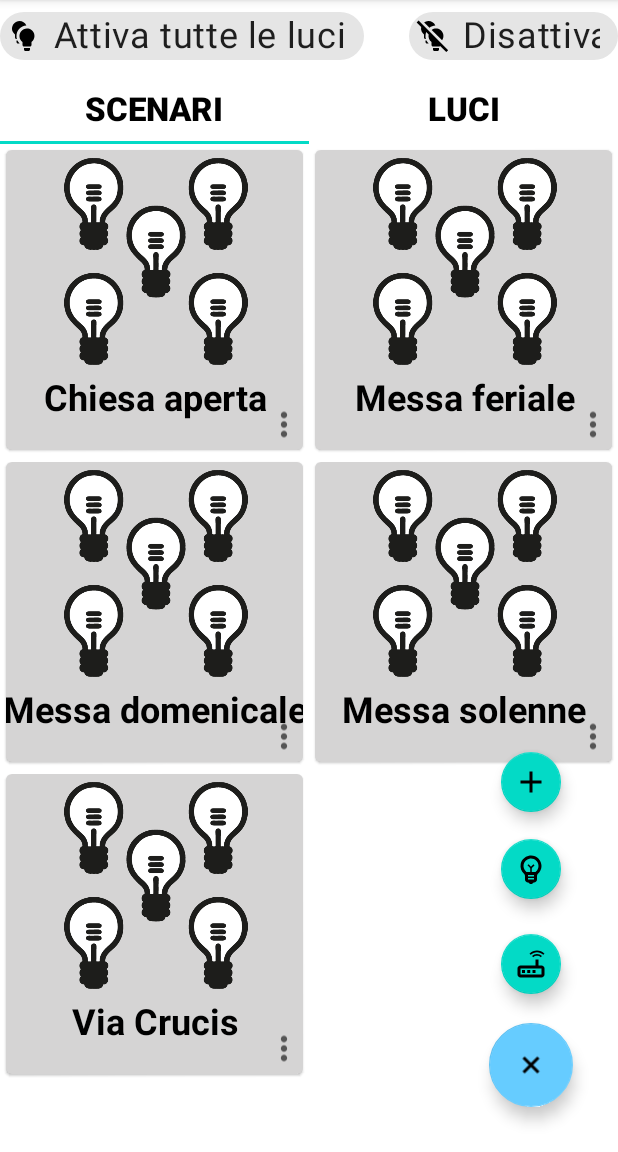
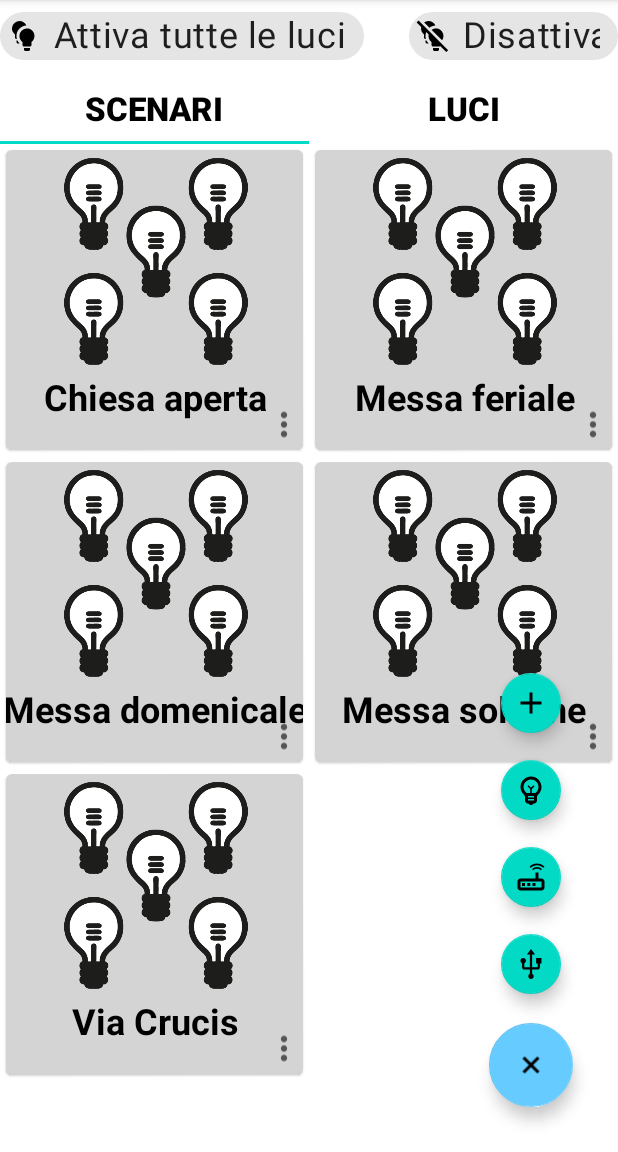
Before and after one commit to simonebenzi/ChiesaGaggiola, an Android app: the screen it shows after launch (MainActivity), after a tap on "Floating button", on a phone screen of 412 x 824 dp, the part 84-1236 px from its top. Run offline under Robolectric (Android 15) with nearby library versions, the phone set to English and light mode, and no system bars; our stand-ins replace Volley; libraries missing offline, so code that uses them is left out: com.felhr.usbserial; 1 statement that could not run was skipped.

Commit message:
Aggiunta apertura/chiusura di un singolo circuito luce attraverso seriale

```diff
--- a/AppChiesa/app/build.gradle
+++ b/AppChiesa/app/build.gradle
@@ -35,6 +35,7 @@ dependencies {
     implementation 'androidx.constraintlayout:constraintlayout:2.1.0'
     implementation 'com.android.volley:volley:1.2.0'
     implementation 'com.google.code.gson:gson:2.8.5'
+    implementation 'com.github.felHR85:UsbSerial:6.1.0'
     testImplementation 'junit:junit:4.+'
     androidTestImplementation 'androidx.test.ext:junit:1.1.3'
     androidTestImplementation 'androidx.test.espresso:espresso-core:3.4.0'
--- a/AppChiesa/app/src/main/java/com/or/appchiesa/MainActivity.java
+++ b/AppChiesa/app/src/main/java/com/or/appchiesa/MainActivity.java
@@ -1,7 +1,12 @@
 package com.or.appchiesa;
 
+import android.app.PendingIntent;
+import android.content.Context;
 import android.content.Intent;
+import android.content.IntentFilter;
 import android.database.sqlite.SQLiteDatabase;
+import android.hardware.usb.UsbDevice;
+import android.hardware.usb.UsbManager;
 import android.view.Menu;
 import android.view.MenuItem;
 import android.view.View;
@@ -10,6 +15,7 @@ import androidx.annotation.NonNull;
 import androidx.appcompat.app.AppCompatActivity;
 
 import android.os.Bundle;
+import android.widget.Toast;
 
 import androidx.fragment.app.Fragment;
 import androidx.fragment.app.FragmentManager;
@@ -22,6 +28,8 @@ import com.google.android.material.tabs.TabLayout;
 import com.google.android.material.tabs.TabLayoutMediator;
 
 import java.util.ArrayList;
+import java.util.HashMap;
+import java.util.Map;
 
 public class MainActivity extends AppCompatActivity
         implements TabLayoutMediator.TabConfigurationStrategy,
@@ -31,18 +39,22 @@ public class MainActivity extends AppCompatActivity
         AddScenarioDialogFragment.AddScenarioDialogInterface,
         AddLightDialogFragment.AddLightDialogInterface,
         ScenariosFragment.UpdateLightsRecycle,
-        PasswordDialogFragment.PasswordDialogInterface {
+        PasswordDialogFragment.PasswordDialogInterface,
+        Serial.Graphics, Serial.Actions {
 
     private boolean isRotate = false;
     private final FragmentManager fm = getSupportFragmentManager();
     private ScenariosFragment scenariosFragment;
     private LightsFragment lightsFragment;
     private Switch aSwitch;
+    private Serial aSerial;
     private DBHelper dbHelper;
 
     private ViewPager2 viewPager;
     private TabLayout tabLayout;
     private ArrayList<String> titles;
+
+    private FloatingActionButton startSerialFab;
 
     @Override
     protected void onCreate(Bundle savedInstanceState) {
@@ -70,9 +82,11 @@ public class MainActivity extends AppCompatActivity
         final FloatingActionButton addGroupFab = (FloatingActionButton) findViewById(R.id.add_group);
         final FloatingActionButton addLightFab = (FloatingActionButton) findViewById(R.id.add_light);
         final FloatingActionButton updateIpAddressFab = (FloatingActionButton) findViewById(R.id.update_ip);
+        startSerialFab = (FloatingActionButton) findViewById(R.id.start_serial);
         ViewAnimation.init(addGroupFab);
         ViewAnimation.init(addLightFab);
         ViewAnimation.init(updateIpAddressFab);
+        ViewAnimation.init(startSerialFab);
 
         // Add animation to FABs
         final FloatingActionButton mainFab = (FloatingActionButton) findViewById(R.id.add_floating_action_button);
@@ -84,10 +98,12 @@ public class MainActivity extends AppCompatActivity
                     ViewAnimation.showIn(addGroupFab);
                     ViewAnimation.showIn(addLightFab);
                     ViewAnimation.showIn(updateIpAddressFab);
+                    ViewAnimation.showIn(startSerialFab);
                 } else {
                     ViewAnimation.showOut(addGroupFab);
                     ViewAnimation.showOut(addLightFab);
                     ViewAnimation.showOut(updateIpAddressFab);
+                    ViewAnimation.showOut(startSerialFab);
                 }
             }
         });
@@ -100,6 +116,7 @@ public class MainActivity extends AppCompatActivity
                 ViewAnimation.showOut(v);
                 ViewAnimation.showOut(addGroupFab);
                 ViewAnimation.showOut(updateIpAddressFab);
+                ViewAnimation.showOut(startSerialFab);
                 isRotate = ViewAnimation.rotateFloatingButton(mainFab, !isRotate);
 
             }
@@ -112,6 +129,7 @@ public class MainActivity extends AppCompatActivity
                 ViewAnimation.showOut(v);
                 ViewAnimation.showOut(addLightFab);
                 ViewAnimation.showOut(updateIpAddressFab);
+                ViewAnimation.showOut(startSerialFab);
                 isRotate = ViewAnimation.rotateFloatingButton(mainFab, !isRotate);
             }
         });
@@ -123,9 +141,31 @@ public class MainActivity extends AppCompatActivity
                 ViewAnimation.showOut(v);
                 ViewAnimation.showOut(addLightFab);
                 ViewAnimation.showOut(addGroupFab);
+                ViewAnimation.showOut(startSerialFab);
                 isRotate = ViewAnimation.rotateFloatingButton(mainFab, !isRotate);
             }
         });
+
+        startSerialFab.setOnClickListener(new View.OnClickListener() {
+            @Override
+            public void onClick(View v) {
+                onClickStart(startSerialFab);
+                ViewAnimation.showOut(v);
+                ViewAnimation.showOut(addLightFab);
+                ViewAnimation.showOut(addGroupFab);
+                ViewAnimation.showOut(updateIpAddressFab);
+                isRotate = ViewAnimation.rotateFloatingButton(mainFab, !isRotate);
+            }
+        });
+
+        // Start connection
+        aSerial = new Serial(this);
+        enableStartButton(false);
+        IntentFilter filter = new IntentFilter();
+        filter.addAction(aSerial.ACTION_USB_PERMISSION);
+        filter.addAction(UsbManager.ACTION_USB_DEVICE_ATTACHED);
+        filter.addAction(UsbManager.ACTION_USB_DEVICE_DETACHED);
+        registerReceiver(aSerial.getBroadcastReceiver(), filter);
     }
 
     @Override
@@ -317,4 +357,56 @@ public class MainActivity extends AppCompatActivity
 
         }
     }
+
+    @Override
+    public void enableStartButton(boolean state) {
+        startSerialFab.setEnabled(!state);
+    }
+
+    @Override
+    public void showToast(Context context, CharSequence text) {
+        runOnUiThread(new Runnable() {
+            @Override
+            public void run() {
+                int duration = Toast.LENGTH_SHORT;
+
+                Toast toast = Toast.makeText(context, text, duration);
+                toast.show();
+            }
+        });
+    }
+
+    public void onClickStart(View view) {
+        HashMap<String, UsbDevice> usbDevices = aSerial.getUsbManager().getDeviceList();
+        if (!usbDevices.isEmpty()) {
+            boolean keep = true;
+            for (Map.Entry<String, UsbDevice> entry : usbDevices.entrySet()) {
+                aSerial.setDevice(entry.getValue());
+                int deviceVID = aSerial.getDevice().getVendorId();
+                if (deviceVID == 0x2341)//Arduino Vendor ID
+                {
+                    PendingIntent pi = PendingIntent.getBroadcast(this, 0,
+                            new Intent(aSerial.ACTION_USB_PERMISSION), 0);
+                    aSerial.getUsbManager().requestPermission(aSerial.getDevice(), pi);
+                    keep = false;
+                } else {
+                    aSerial.setConnection(null);
+                    aSerial.setDevice(null);
+                }
+
+                if (!keep)
+                    break;
+            }
+        }
+    }
+
+    @Override
+    public void start() {
+        onClickStart(startSerialFab);
+    }
+
+    @Override
+    public void write(String command) {
+        aSerial.getSerialPort().write(command.getBytes());
+    }
 }
--- /dev/null
+++ b/AppChiesa/app/src/main/java/com/or/appchiesa/Serial.java
@@ -0,0 +1,154 @@
+package com.or.appchiesa;
+
+import android.content.BroadcastReceiver;
+import android.content.Context;
+import android.content.Intent;
+import android.graphics.drawable.Drawable;
+import android.hardware.usb.UsbDevice;
+import android.hardware.usb.UsbDeviceConnection;
+import android.hardware.usb.UsbManager;
+import android.util.Log;
+import android.widget.ImageView;
+
+import androidx.core.content.ContextCompat;
+
+import com.felhr.usbserial.UsbSerialDevice;
+import com.felhr.usbserial.UsbSerialInterface;
+
+import java.io.UnsupportedEncodingException;
+
+public class Serial {
+    private Context context;
+    private UsbManager usbManager;
+    private UsbDevice device;
+    private UsbSerialDevice serialPort;
+    private UsbDeviceConnection connection;
+    private BroadcastReceiver broadcastReceiver;
+    private UsbSerialInterface.UsbReadCallback mCallback;
+    private Graphics graphics;
+    private Actions actions;
+    private DBHelper dbHelper;
+
+    public final String ACTION_USB_PERMISSION = "com.or.serialcommunication.USB_PERMISSION";
+
+    public interface Graphics {
+        public void showToast(Context context, CharSequence text);
+        public void enableStartButton(boolean state);
+    }
+
+    public interface Actions {
+        public void start();
+        public void write(String command);
+        //public void stop();
+    }
+
+    public Serial(Context context) {
+        // Initialize context
+        this.context = context;
+        // Initialize DB Helper
+        this.dbHelper = new DBHelper(context);
+        // Initialize USB manager
+        usbManager = (UsbManager) context.getSystemService(context.USB_SERVICE);
+        graphics = (Graphics) this.context;
+        actions = (Actions) this.context;
+
+        // Defining a Callback which triggers whenever data is read.
+        mCallback = new UsbSerialInterface.UsbReadCallback() {
+            @Override
+            public void onReceivedData(byte[] arg0) {
+                String data = null;
+                try {
+                    data = new String(arg0, "UTF-8");
+                    data.concat("/n");
+                    Log.e("RECEIVED DATA: ", data);
+                    //graphics.showToast(context, data);
+                } catch (UnsupportedEncodingException e) {
+                    e.printStackTrace();
+                }
+
+
+            }
+        };
+
+        // Broadcast Receiver to automatically start and stop the Serial connection.
+        broadcastReceiver = new BroadcastReceiver() {
+            @Override
+            public void onReceive(Context context, Intent intent) {
+                if (intent.getAction().equals(ACTION_USB_PERMISSION)) {
+                    boolean granted = intent.getExtras().getBoolean(UsbManager.EXTRA_PERMISSION_GRANTED);
+                    if (granted) {
+                        connection = usbManager.openDevice(device);
+                        serialPort = UsbSerialDevice.createUsbSerialDevice(device, connection);
+                        if (serialPort != null) {
+                            if (serialPort.open()) { //Set Serial Connection Parameters.
+                                graphics.enableStartButton(true);
+                                serialPort.setBaudRate(9600);
+                                serialPort.setDataBits(UsbSerialInterface.DATA_BITS_8);
+                                serialPort.setStopBits(UsbSerialInterface.STOP_BITS_1);
+                                serialPort.setParity(UsbSerialInterface.PARITY_NONE);
+                                serialPort.setFlowControl(UsbSerialInterface.FLOW_CONTROL_OFF);
+                                serialPort.read(mCallback);
+                                graphics.showToast(context, "Serial Connection Opened!\n");
+
+                            } else {
+                                Log.d("SERIAL", "PORT NOT OPEN");
+                            }
+                        } else {
+                            Log.d("SERIAL", "PORT IS NULL");
+                        }
+                    } else {
+                        Log.d("SERIAL", "PERM NOT GRANTED");
+                    }
+                } else if (intent.getAction().equals(UsbManager.ACTION_USB_DEVICE_ATTACHED)) {
+                    actions.start();
+                } else if (intent.getAction().equals(UsbManager.ACTION_USB_DEVICE_DETACHED)) {
+                    //actions.stop();
+                }
+            }
+        };
+    }
+
+    public BroadcastReceiver getBroadcastReceiver() {
+        return broadcastReceiver;
+    }
+
+    public UsbManager getUsbManager() {
+        return usbManager;
+    }
+
+    public UsbDevice getDevice() {
+        return device;
+    }
+
+    public void setDevice(UsbDevice device) {
+        this.device = device;
+    }
+
+    public void setConnection(UsbDeviceConnection connection) {
+        this.connection = connection;
+    }
+
+    public UsbSerialDevice getSerialPort() {
+        return serialPort;
+    }
+
+    // Switch a light ON using the serial communication --> true-ON false-OFF
+    public void lightSerialSwitch(String lightName, String lightOpName, boolean state, ImageView imageView) {
+        String stateStr, command;
+        Drawable drawable;
+
+        if (state) {
+            stateStr = " ON";
+            drawable = ContextCompat.getDrawable(context, R.drawable.ic_bulb_on);
+        } else {
+            stateStr = " OFF";
+            drawable = ContextCompat.getDrawable(context, R.drawable.ic_bulb);
+        }
+        command = lightOpName + stateStr;
+        // Write the arduino command on the serial and update ImageView and DB
+        actions.write(command);
+//        this.getSerialPort().write(command.getBytes());
+        imageView.setImageDrawable(drawable);
+        dbHelper.updateLightState(!state, lightName, lightOpName);
+    }
+}
--- /dev/null
+++ b/AppChiesa/app/src/main/res/drawable/usb.xml
@@ -0,0 +1,10 @@
+<vector xmlns:android="http://schemas.android.com/apk/res/android"
+    android:width="48dp"
+    android:height="48dp"
+    android:viewportWidth="48"
+    android:viewportHeight="48"
+    android:tint="?attr/colorControlNormal">
+  <path
+      android:fillColor="@android:color/white"
+      android:pathData="M24,44Q22.4,44 21.4,43Q20.4,42 20.4,40.4Q20.4,39.3 20.95,38.4Q21.5,37.5 22.5,36.95V31.4H15.1Q13.9,31.4 13,30.5Q12.1,29.6 12.1,28.4V22.95Q11.1,22.5 10.55,21.625Q10,20.75 10,19.6Q10,18 11,17Q12,16 13.6,16Q15.2,16 16.2,17Q17.2,18 17.2,19.6Q17.2,20.75 16.65,21.625Q16.1,22.5 15.1,22.95V28.4Q15.1,28.4 15.1,28.4Q15.1,28.4 15.1,28.4H22.5V11.4H18.5L24,3.95L29.5,11.4H25.5V28.4H32.9Q32.9,28.4 32.9,28.4Q32.9,28.4 32.9,28.4V23.2H30.8V16H38V23.2H35.9V28.4Q35.9,29.6 35,30.5Q34.1,31.4 32.9,31.4H25.5V36.95Q26.5,37.5 27.05,38.45Q27.6,39.4 27.6,40.4Q27.6,42 26.6,43Q25.6,44 24,44Z"/>
+</vector>
--- a/AppChiesa/app/src/main/res/layout/activity_main.xml
+++ b/AppChiesa/app/src/main/res/layout/activity_main.xml
@@ -70,10 +70,10 @@
             android:id="@+id/tab_layout"/>
 
         <androidx.viewpager2.widget.ViewPager2
+            android:id="@+id/view_pager"
             android:layout_width="match_parent"
             android:layout_height="0dp"
-            android:layout_weight="1"
-            android:id="@+id/view_pager"/>
+            android:layout_weight="1" />
 
     </LinearLayout>
 
@@ -93,7 +93,7 @@
         android:id="@+id/add_light"
         android:layout_width="wrap_content"
         android:layout_height="wrap_content"
-        android:layout_marginBottom="15dp"
+        android:layout_marginBottom="10dp"
         android:contentDescription="@string/add_light_floating_button"
         app:fabSize="mini"
         app:layout_constraintBottom_toTopOf="@+id/update_ip"
@@ -105,13 +105,26 @@
         android:id="@+id/update_ip"
         android:layout_width="wrap_content"
         android:layout_height="wrap_content"
+        android:layout_marginBottom="10dp"
+        android:contentDescription="@string/update_ip_floating_button"
+        app:fabSize="mini"
+        app:layout_constraintBottom_toTopOf="@+id/start_serial"
+        app:layout_constraintEnd_toEndOf="@+id/start_serial"
+        app:layout_constraintStart_toStartOf="@+id/start_serial"
+        app:srcCompat="@drawable/outline_router_24" />
+
+    <com.google.android.material.floatingactionbutton.FloatingActionButton
+        android:id="@+id/start_serial"
+        android:layout_width="wrap_content"
+        android:layout_height="wrap_content"
         android:layout_marginBottom="15dp"
-        android:contentDescription="@string/update_ip_floating_button"
+        android:contentDescription="@string/start_serial"
         app:fabSize="mini"
         app:layout_constraintBottom_toTopOf="@+id/add_floating_action_button"
         app:layout_constraintEnd_toEndOf="@+id/add_floating_action_button"
         app:layout_constraintStart_toStartOf="@+id/add_floating_action_button"
-        app:srcCompat="@drawable/outline_router_24" />
+        app:srcCompat="@drawable/usb"
+        android:onClick="onClickStart"/>
 
     <com.google.android.material.floatingactionbutton.FloatingActionButton
         android:id="@+id/add_floating_action_button"
--- a/AppChiesa/app/src/main/res/values/strings.xml
+++ b/AppChiesa/app/src/main/res/values/strings.xml
@@ -26,4 +26,5 @@
     <string name="modify_scenario">Modifica scenario</string>
     <string name="modify_light">Modifica luce</string>
     <string name="connection_error">Sistema non disponibile, riprovare tra pochi secondi!</string>
+    <string name="start_serial">Inizializza seriale</string>
 </resources>
--- a/AppChiesa/build.gradle
+++ b/AppChiesa/build.gradle
@@ -17,6 +17,7 @@ allprojects {
         google()
         mavenCentral()
         jcenter() // Warning: this repository is going to shut down soon
+        maven { url "https://jitpack.io" }
     }
 }
 
```
Also changed, not shown: AppChiesa/app/src/main/java/com/or/appchiesa/LightsFragment.java (+7 -2 lines), 2 other files.
